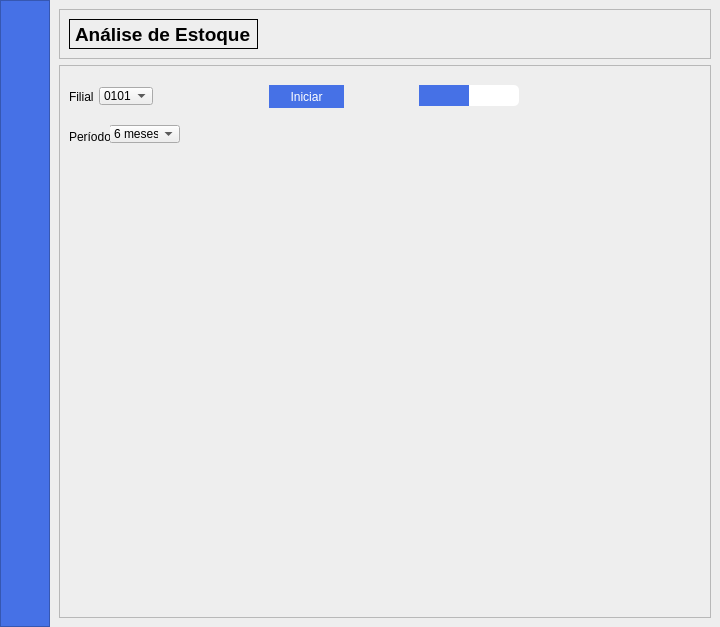
Before: the Qt Designer form user_interface/design.ui in AlvaroKumaira/app_stock, drawn with Qt 5.
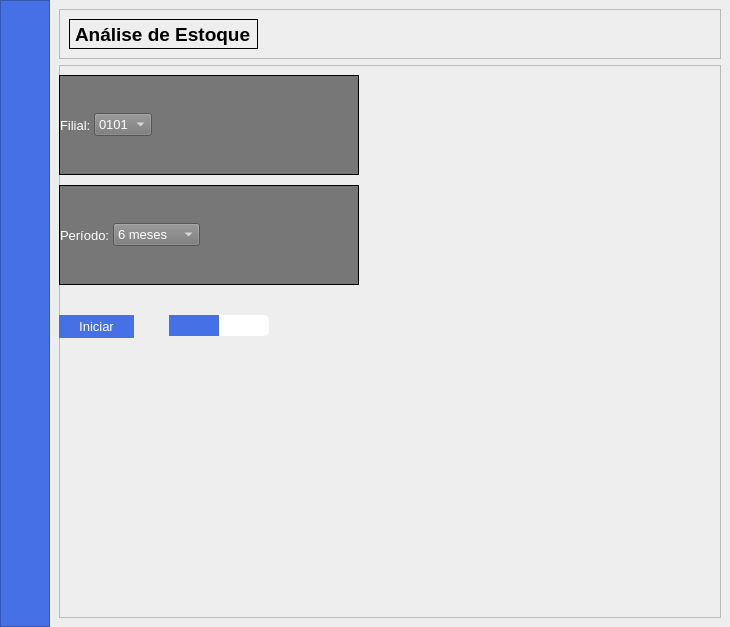
After: the same form once the commit is applied. The open tabs and pages were chosen to show the change. Icons and pictures are not drawn.

The edit to the form file:
```diff
--- a/user_interface/design.ui
+++ b/user_interface/design.ui
@@ -9,7 +9,7 @@
    <rect>
     <x>0</x>
     <y>0</y>
-    <width>720</width>
+    <width>730</width>
     <height>627</height>
    </rect>
   </property>
@@ -1160,8 +1160,8 @@
              <widget class="QProgressBar" name="table_progressbar">
               <property name="geometry">
                <rect>
-                <x>360</x>
-                <y>20</y>
+                <x>110</x>
+                <y>250</y>
                 <width>100</width>
                 <height>21</height>
                </rect>
@@ -1211,76 +1211,20 @@
                <string>%p%</string>
               </property>
              </widget>
-             <widget class="QComboBox" name="table_filial_select">
-              <property name="geometry">
-               <rect>
-                <x>40</x>
-                <y>22</y>
-                <width>54</width>
-                <height>18</height>
-               </rect>
-              </property>
-              <property name="styleSheet">
-               <string notr="true"/>
-              </property>
-              <property name="currentText">
-               <string>0101</string>
-              </property>
-              <item>
-               <property name="text">
-                <string>0101</string>
-               </property>
-              </item>
-              <item>
-               <property name="text">
-                <string>0103</string>
-               </property>
-              </item>
-              <item>
-               <property name="text">
-                <string>0104</string>
-               </property>
-              </item>
-              <item>
-               <property name="text">
-                <string>0105</string>
-               </property>
-              </item>
-             </widget>
-             <widget class="QLabel" name="table_filial_lable">
-              <property name="geometry">
-               <rect>
-                <x>10</x>
-                <y>20</y>
-                <width>24</width>
-                <height>23</height>
-               </rect>
-              </property>
-              <property name="layoutDirection">
-               <enum>Qt::LeftToRight</enum>
-              </property>
-              <property name="styleSheet">
-               <string notr="true"/>
-              </property>
-              <property name="text">
-               <string>Filial:</string>
-              </property>
-              <property name="textFormat">
-               <enum>Qt::AutoText</enum>
-              </property>
-              <property name="alignment">
-               <set>Qt::AlignLeading|Qt::AlignLeft|Qt::AlignVCenter</set>
-              </property>
-             </widget>
              <widget class="QPushButton" name="start_table_button">
               <property name="geometry">
                <rect>
-                <x>210</x>
-                <y>20</y>
+                <x>0</x>
+                <y>250</y>
                 <width>75</width>
                 <height>23</height>
                </rect>
               </property>
+              <property name="font">
+               <font>
+                <pointsize>10</pointsize>
+               </font>
+              </property>
               <property name="focusPolicy">
                <enum>Qt::WheelFocus</enum>
               </property>
@@ -1308,66 +1252,251 @@
                <bool>true</bool>
               </property>
              </widget>
-             <widget class="QComboBox" name="table_periodo_select">
+             <widget class="QFrame" name="frame_11">
               <property name="geometry">
                <rect>
-                <x>50</x>
-                <y>60</y>
-                <width>71</width>
-                <height>18</height>
+                <x>0</x>
+                <y>10</y>
+                <width>300</width>
+                <height>100</height>
                </rect>
               </property>
+              <property name="minimumSize">
+               <size>
+                <width>300</width>
+                <height>100</height>
+               </size>
+              </property>
               <property name="styleSheet">
-               <string notr="true"/>
+               <string notr="true">background-color: rgb(119, 119, 119);</string>
               </property>
-              <property name="currentText">
-               <string>6 meses</string>
+              <property name="frameShape">
+               <enum>QFrame::Box</enum>
               </property>
-              <item>
-               <property name="text">
-                <string>6 meses</string>
+              <property name="frameShadow">
+               <enum>QFrame::Plain</enum>
+              </property>
+              <layout class="QHBoxLayout" name="horizontalLayout_10">
+               <property name="spacing">
+                <number>3</number>
                </property>
-              </item>
-              <item>
-               <property name="text">
-                <string>3 meses</string>
+               <property name="leftMargin">
+                <number>0</number>
                </property>
-              </item>
-              <item>
-               <property name="text">
-                <string>12 meses</string>
+               <property name="topMargin">
+                <number>0</number>
                </property>
-              </item>
-              <item>
-               <property name="text">
-                <string>24 meses</string>
+               <property name="rightMargin">
+                <number>0</number>
                </property>
-              </item>
+               <property name="bottomMargin">
+                <number>0</number>
+               </property>
+               <item>
+                <widget class="QLabel" name="label_2">
+                 <property name="maximumSize">
+                  <size>
+                   <width>50</width>
+                   <height>16777215</height>
+                  </size>
+                 </property>
+                 <property name="font">
+                  <font>
+                   <pointsize>10</pointsize>
+                  </font>
+                 </property>
+                 <property name="layoutDirection">
+                  <enum>Qt::LeftToRight</enum>
+                 </property>
+                 <property name="styleSheet">
+                  <string notr="true">color: rgb(255, 255, 255);</string>
+                 </property>
+                 <property name="text">
+                  <string>Filial:</string>
+                 </property>
+                 <property name="textFormat">
+                  <enum>Qt::AutoText</enum>
+                 </property>
+                 <property name="alignment">
+                  <set>Qt::AlignLeading|Qt::AlignLeft|Qt::AlignVCenter</set>
+                 </property>
+                </widget>
+               </item>
+               <item>
+                <widget class="QComboBox" name="table_filial_select">
+                 <property name="maximumSize">
+                  <size>
+                   <width>100</width>
+                   <height>16777215</height>
+                  </size>
+                 </property>
+                 <property name="font">
+                  <font>
+                   <pointsize>10</pointsize>
+                  </font>
+                 </property>
+                 <property name="styleSheet">
+                  <string notr="true">color: rgb(255, 255, 255);</string>
+                 </property>
+                 <property name="currentText">
+                  <string>0101</string>
+                 </property>
+                 <item>
+                  <property name="text">
+                   <string>0101</string>
+                  </property>
+                 </item>
+                 <item>
+                  <property name="text">
+                   <string>0103</string>
+                  </property>
+                 </item>
+                 <item>
+                  <property name="text">
+                   <string>0104</string>
+                  </property>
+                 </item>
+                 <item>
+                  <property name="text">
+                   <string>0105</string>
+                  </property>
+                 </item>
+                </widget>
+               </item>
+               <item>
+                <spacer name="horizontalSpacer_2">
+                 <property name="orientation">
+                  <enum>Qt::Horizontal</enum>
+                 </property>
+                 <property name="sizeType">
+                  <enum>QSizePolicy::Expanding</enum>
+                 </property>
+                 <property name="sizeHint" stdset="0">
+                  <size>
+                   <width>40</width>
+                   <height>20</height>
+                  </size>
+                 </property>
+                </spacer>
+               </item>
+              </layout>
              </widget>
-             <widget class="QLabel" name="table_periodo_lable">
+             <widget class="QFrame" name="frame_12">
               <property name="geometry">
                <rect>
-                <x>10</x>
-                <y>60</y>
-                <width>41</width>
-                <height>23</height>
+                <x>0</x>
+                <y>120</y>
+                <width>300</width>
+                <height>100</height>
                </rect>
               </property>
-              <property name="layoutDirection">
-               <enum>Qt::LeftToRight</enum>
+              <property name="minimumSize">
+               <size>
+                <width>300</width>
+                <height>100</height>
+               </size>
               </property>
               <property name="styleSheet">
-               <string notr="true"/>
+               <string notr="true">background-color: rgb(119, 119, 119);</string>
               </property>
-              <property name="text">
-               <string>Período:</string>
+              <property name="frameShape">
+               <enum>QFrame::Box</enum>
               </property>
-              <property name="textFormat">
-               <enum>Qt::AutoText</enum>
+              <property name="frameShadow">
+               <enum>QFrame::Plain</enum>
               </property>
-              <property name="alignment">
-               <set>Qt::AlignLeading|Qt::AlignLeft|Qt::AlignVCenter</set>
-              </property>
+              <layout class="QHBoxLayout" name="horizontalLayout_11">
+               <property name="spacing">
+                <number>3</number>
+               </property>
+               <property name="leftMargin">
+                <number>0</number>
+               </property>
+               <property name="topMargin">
+                <number>0</number>
+               </property>
+               <property name="rightMargin">
+                <number>0</number>
+               </property>
+               <property name="bottomMargin">
+                <number>0</number>
+               </property>
+               <item>
+                <widget class="QLabel" name="table_periodo_lable">
+                 <property name="font">
+                  <font>
+                   <pointsize>10</pointsize>
+                  </font>
+                 </property>
+                 <property name="layoutDirection">
+                  <enum>Qt::LeftToRight</enum>
+                 </property>
+                 <property name="styleSheet">
+                  <string notr="true">color: rgb(255, 255, 255);</string>
+                 </property>
+                 <property name="text">
+                  <string>Período:</string>
+                 </property>
+                 <property name="textFormat">
+                  <enum>Qt::AutoText</enum>
+                 </property>
+                 <property name="alignment">
+                  <set>Qt::AlignLeading|Qt::AlignLeft|Qt::AlignVCenter</set>
+                 </property>
+                </widget>
+               </item>
+               <item>
+                <widget class="QComboBox" name="table_periodo_select">
+                 <property name="font">
+                  <font>
+                   <pointsize>10</pointsize>
+                  </font>
+                 </property>
+                 <property name="styleSheet">
+                  <string notr="true">color: rgb(255, 255, 255);</string>
+                 </property>
+                 <property name="currentText">
+                  <string>6 meses</string>
+                 </property>
+                 <item>
+                  <property name="text">
+                   <string>6 meses</string>
+                  </property>
+                 </item>
+                 <item>
+                  <property name="text">
+                   <string>3 meses</string>
+                  </property>
+                 </item>
+                 <item>
+                  <property name="text">
+                   <string>12 meses</string>
+                  </property>
+                 </item>
+                 <item>
+                  <property name="text">
+                   <string>24 meses</string>
+                  </property>
+                 </item>
+                </widget>
+               </item>
+               <item>
+                <spacer name="horizontalSpacer_8">
+                 <property name="orientation">
+                  <enum>Qt::Horizontal</enum>
+                 </property>
+                 <property name="sizeType">
+                  <enum>QSizePolicy::Expanding</enum>
+                 </property>
+                 <property name="sizeHint" stdset="0">
+                  <size>
+                   <width>40</width>
+                   <height>20</height>
+                  </size>
+                 </property>
+                </spacer>
+               </item>
+              </layout>
              </widget>
             </widget>
            </item>
```
Left out of the diff: 210 changed lines with no effect on the pictures.
